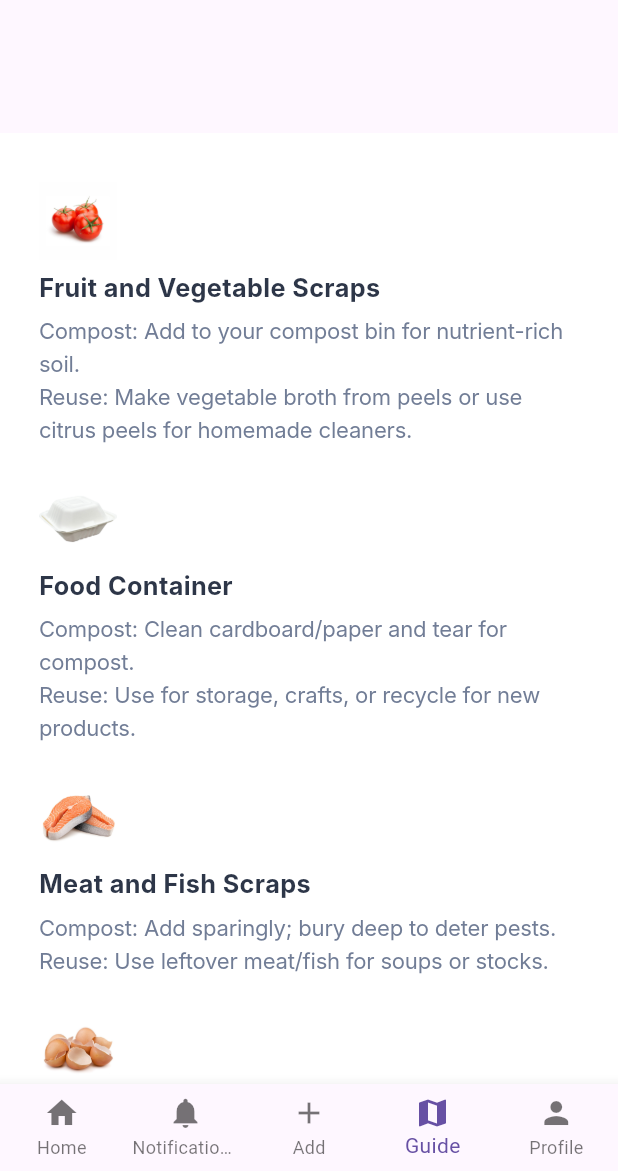
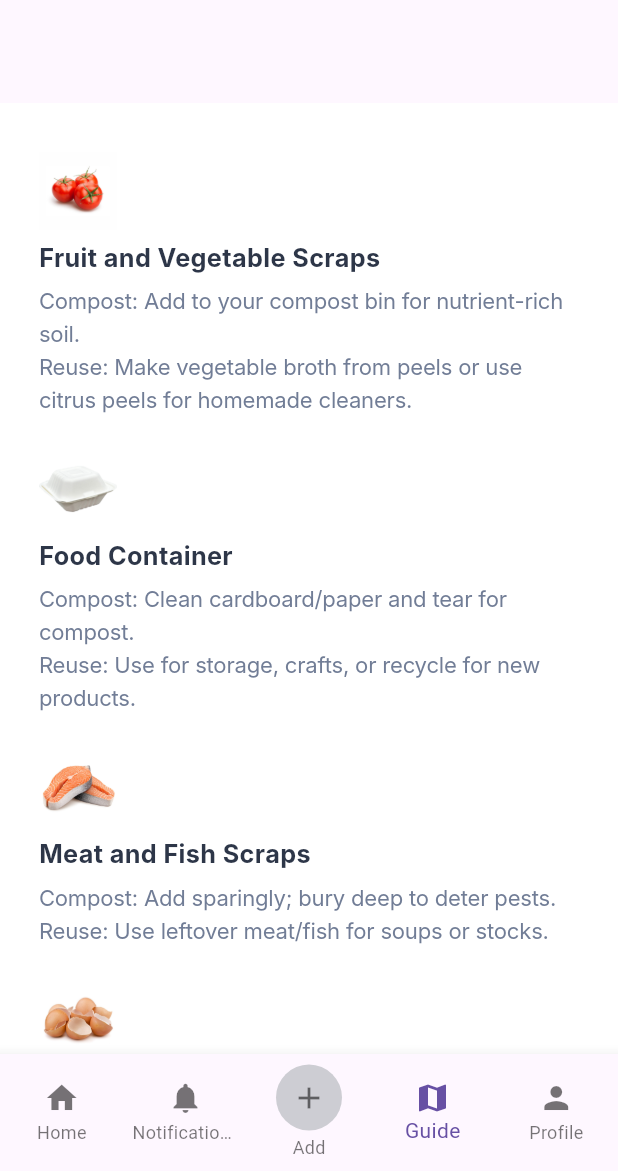
Before and after one commit to Quinxie51/ExpiRo-App, a Flutter app: the screen it shows after launch, item 4 of the bottom bar chosen, on a phone screen of 412 x 824 dp, the part 65-1236 px from its top. Run offline on Flutter 3.47's test engine with Material 3 defaults, Android fonts, the phone set to English and light mode, and no system bars; our stand-ins replace line_awesome_flutter; Roboto replaces fonts that are missing (Inter).

Commit message:
minor ui changes

```diff
--- a/lib/guide.dart
+++ b/lib/guide.dart
@@ -1,22 +1,21 @@
 import 'package:flutter/material.dart';
 
 class MyGuideScreen extends StatelessWidget {
-  const MyGuideScreen({Key? key}) : super(key: key);
+  const MyGuideScreen({super.key});
 
   @override
   Widget build(BuildContext context) {
     final Size size = MediaQuery.of(context).size;
     final double fem = size.width / 380;
-    final double ffem = fem * 0.97;
 
     return Scaffold(
       appBar: AppBar(),
       body: SingleChildScrollView(
         child: Padding(
-          padding: EdgeInsets.only(top: 20),
+          padding: const EdgeInsets.only(top: 0),
           child: Container(
             width: double.infinity,
-            decoration: BoxDecoration(
+            decoration: const BoxDecoration(
               color: Color(0xffffffff),
             ),
             child: Column(
@@ -80,12 +79,12 @@ class PositionedContent extends StatelessWidget {
   final String content;
 
   const PositionedContent({
-    Key? key,
+    super.key,
     required this.left,
     required this.imageUrl,
     required this.title,
     required this.content,
-  }) : super(key: key);
+  });
 
   @override
   Widget build(BuildContext context) {
@@ -116,7 +115,7 @@ class PositionedContent extends StatelessWidget {
               fontSize: 16 * ffem,
               fontWeight: FontWeight.w700,
               height: 1.4,
-              color: Color(0xff2d3648),
+              color: const Color(0xff2d3648),
             ),
           ),
           SizedBox(height: 6 * fem),
@@ -128,7 +127,7 @@ class PositionedContent extends StatelessWidget {
               fontWeight: FontWeight.w400,
               height: 1.5,
               letterSpacing: -0.14,
-              color: Color(0xff717d96),
+              color: const Color(0xff717d96),
             ),
           ),
         ],
--- a/lib/main.dart
+++ b/lib/main.dart
@@ -1,4 +1,5 @@
 import 'package:flutter/material.dart';
+import 'package:flutter/widgets.dart';
 import 'home.dart';
 import 'notifications.dart';
 import 'guide.dart';
@@ -74,8 +75,15 @@ final List<BottomNavigationBarItem> _items = [
     icon: Icon(Icons.notifications),
     label: 'Notifications',
   ),
-  const BottomNavigationBarItem(
-    icon: Icon(Icons.add),
+  BottomNavigationBarItem(
+    icon: Container(
+      padding: const EdgeInsets.all(10),
+      decoration: BoxDecoration(
+        color: const Color.fromARGB(150, 171, 176, 180),
+        borderRadius: BorderRadius.circular(25),
+      ),
+      child: const Icon(Icons.add),
+    ),
     label: 'Add',
   ),
   const BottomNavigationBarItem(
```
